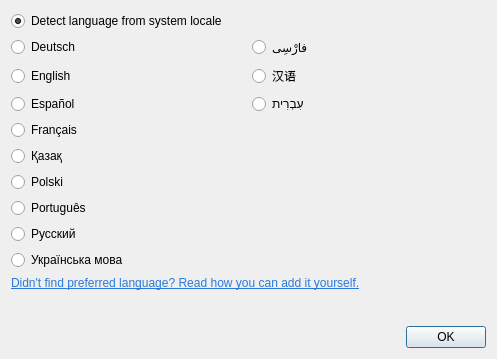
The window that src/bin/scenarist-desktop/UserInterfaceLayer/Settings/LanguageDialog.ui (dimkanovikov/KITScenarist) describes before a commit, drawn with Qt 5.
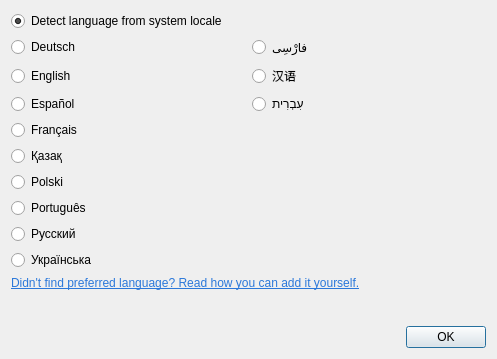
The same window after the commit.

Diff of the .ui file:
```diff
--- a/src/bin/scenarist-desktop/UserInterfaceLayer/Settings/LanguageDialog.ui
+++ b/src/bin/scenarist-desktop/UserInterfaceLayer/Settings/LanguageDialog.ui
@@ -43,7 +43,7 @@
    <item row="11" column="0">
     <widget class="QRadioButton" name="ukrainian">
      <property name="text">
-      <string>Українська мова</string>
+      <string>Українська</string>
      </property>
     </widget>
    </item>
```
